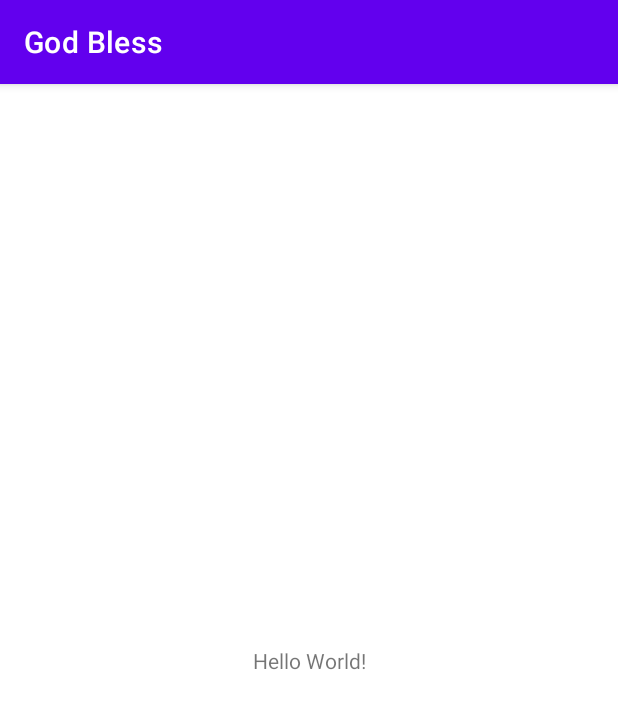
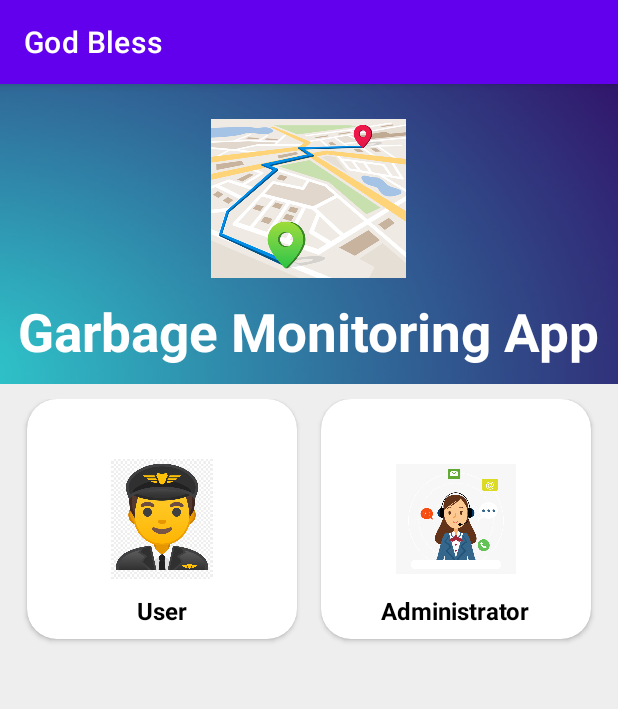
Before and after one commit to sawpisaw/GarbageList, an Android app: the screen it shows after launch (MainActivity), on a phone screen of 412 x 824 dp. Shown: the top 709 px of the screen. Run offline under Robolectric (Android 15) with nearby library versions, the phone set to English and light mode, and no system bars.

Commit message:
Lets Begin

```diff
--- a/app/src/main/res/layout/activity_main.xml
+++ b/app/src/main/res/layout/activity_main.xml
@@ -1,18 +1,150 @@
 <?xml version="1.0" encoding="utf-8"?>
-<androidx.constraintlayout.widget.ConstraintLayout xmlns:android="http://schemas.android.com/apk/res/android"
+<RelativeLayout xmlns:android="http://schemas.android.com/apk/res/android"
     xmlns:app="http://schemas.android.com/apk/res-auto"
     xmlns:tools="http://schemas.android.com/tools"
     android:layout_width="match_parent"
     android:layout_height="match_parent"
     tools:context=".MainActivity">
 
-    <TextView
-        android:layout_width="wrap_content"
-        android:layout_height="wrap_content"
-        android:text="Hello World!"
-        app:layout_constraintBottom_toBottomOf="parent"
-        app:layout_constraintEnd_toEndOf="parent"
-        app:layout_constraintStart_toStartOf="parent"
-        app:layout_constraintTop_toTopOf="parent" />
+    <ScrollView
+        android:layout_width="fill_parent"
+        android:layout_height="fill_parent"
+        android:layout_alignParentLeft="true"
+        android:layout_alignParentTop="true"
+        android:background="#EEEEEE">
 
-</androidx.constraintlayout.widget.ConstraintLayout>
+
+        <RelativeLayout
+            android:layout_width="fill_parent"
+            android:layout_height="fill_parent"
+            android:background="#EEEEEE">
+
+
+            <LinearLayout
+                android:layout_width="match_parent"
+                android:layout_height="200dp"
+                android:background="@drawable/backgroung1"
+                android:gravity="center"
+                android:orientation="vertical">
+
+                <ImageView
+                    android:layout_width="130dp"
+                    android:layout_height="130dp"
+                    android:src="@drawable/route"></ImageView>
+
+                <TextView
+                    android:layout_width="wrap_content"
+                    android:layout_height="wrap_content"
+                    android:text="Garbage Monitoring App"
+                    android:textColor="#ffffff"
+                    android:textSize="35sp"
+                    android:textStyle="bold">
+
+                </TextView>
+            </LinearLayout>
+
+            <LinearLayout
+                android:layout_width="match_parent"
+                android:layout_height="wrap_content"
+                android:layout_marginLeft="10dp"
+                android:layout_marginTop="210dp"
+                android:layout_marginRight="10dp"
+                android:orientation="vertical">
+
+                <LinearLayout
+                    android:layout_width="match_parent"
+                    android:layout_height="180dp"
+                    android:orientation="horizontal">
+
+                    <androidx.cardview.widget.CardView
+                        android:layout_width="0dp"
+                        android:layout_height="160dp"
+                        android:layout_marginLeft="8dp"
+                        android:layout_marginRight="8dp"
+                        android:layout_weight="1"
+                        app:cardCornerRadius="20dp">
+
+                        <RelativeLayout
+                            android:layout_width="match_parent"
+                            android:layout_height="match_parent">
+
+                            <ImageView
+                                android:id="@+id/user"
+                                android:layout_width="80dp"
+                                android:layout_height="80dp"
+                                android:layout_centerInParent="true"
+                                android:src="@drawable/profile"></ImageView>
+
+                            <TextView
+                                android:id="@+id/txtuser"
+                                android:layout_width="wrap_content"
+                                android:layout_height="wrap_content"
+                                android:layout_below="@id/user"
+                                android:layout_centerInParent="true"
+                                android:layout_marginTop="10dp"
+                                android:text="User"
+                                android:textColor="#000"
+                                android:textSize="16sp"
+                                android:textStyle="bold"></TextView>
+
+                            <Button
+                                android:id="@+id/btnUser"
+                                android:layout_width="match_parent"
+                                android:layout_height="match_parent"
+                                android:background="@android:color/transparent">
+
+                            </Button>
+                        </RelativeLayout>
+
+                    </androidx.cardview.widget.CardView>
+
+                    <androidx.cardview.widget.CardView
+                        android:layout_width="0dp"
+                        android:layout_height="160dp"
+                        android:layout_marginLeft="8dp"
+                        android:layout_marginRight="8dp"
+                        android:layout_weight="1"
+                        app:cardCornerRadius="20dp">
+
+                        <RelativeLayout
+                            android:layout_width="match_parent"
+                            android:layout_height="match_parent">
+
+                            <ImageView
+                                android:id="@+id/admin"
+                                android:layout_width="80dp"
+                                android:layout_height="80dp"
+                                android:layout_centerInParent="true"
+                                android:src="@drawable/support"></ImageView>
+
+                            <TextView
+                                android:id="@+id/txtAdmin"
+                                android:layout_width="wrap_content"
+                                android:layout_height="wrap_content"
+                                android:layout_below="@id/admin"
+                                android:layout_centerInParent="true"
+                                android:layout_marginTop="10dp"
+                                android:text="Administrator"
+                                android:textColor="#000"
+                                android:textSize="16sp"
+                                android:textStyle="bold"></TextView>
+
+                            <Button
+                                android:id="@+id/btnAdmin"
+                                android:layout_width="match_parent"
+                                android:layout_height="match_parent"
+                                android:background="@android:color/transparent">
+
+                            </Button>
+                        </RelativeLayout>
+
+                    </androidx.cardview.widget.CardView>
+                </LinearLayout>
+
+            </LinearLayout>
+
+        </RelativeLayout>
+    </ScrollView>
+
+
+</RelativeLayout>
```
Also changed, not shown: app/src/main/res/drawable/backgroung1.jpg (added), app/src/main/res/drawable/bus.png (added), app/src/main/res/drawable/calendar.png (added), app/src/main/res/drawable/dashboard.png (added), app/src/main/res/drawable/dashbord_bacground.png (added), app/src/main/res/drawable/feedback.png (added), app/src/main/res/drawable/groceries.png (added), app/src/main/res/drawable/history.png (added), app/src/main/res/drawable/increase.png (added), app/src/main/res/drawable/invoice.png (added), app/src/main/res/drawable/medal.png (added), app/src/main/res/drawable/profile.png (added), app/src/main/res/drawable/route.png (added), app/src/main/res/drawable/setting.jpg (added), 3 more files.
